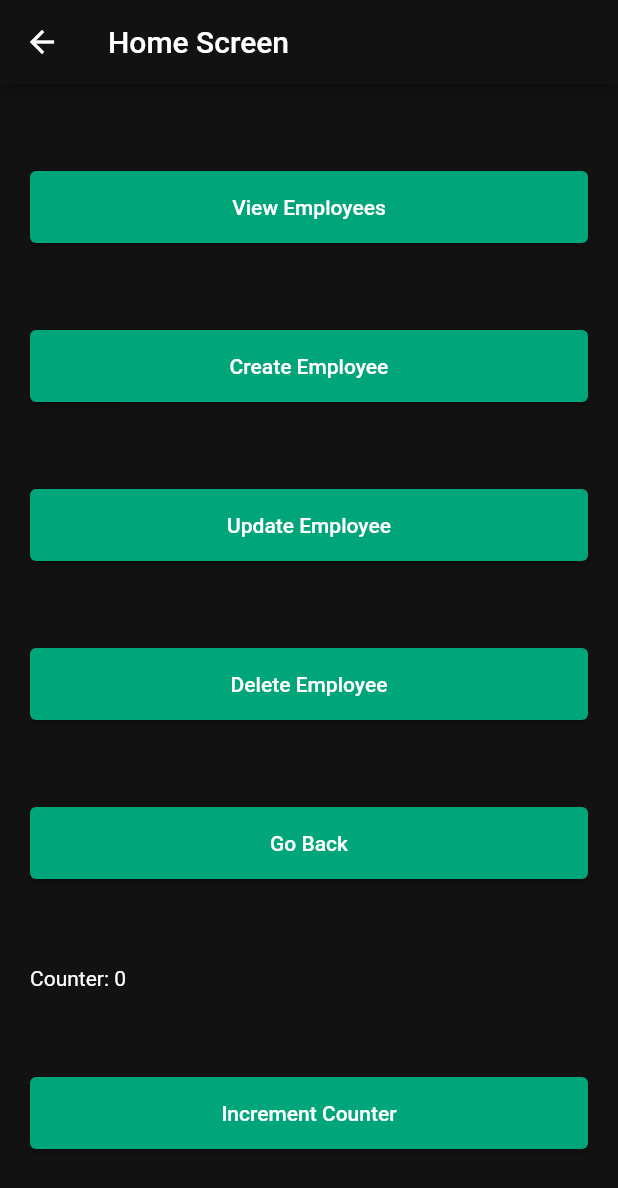
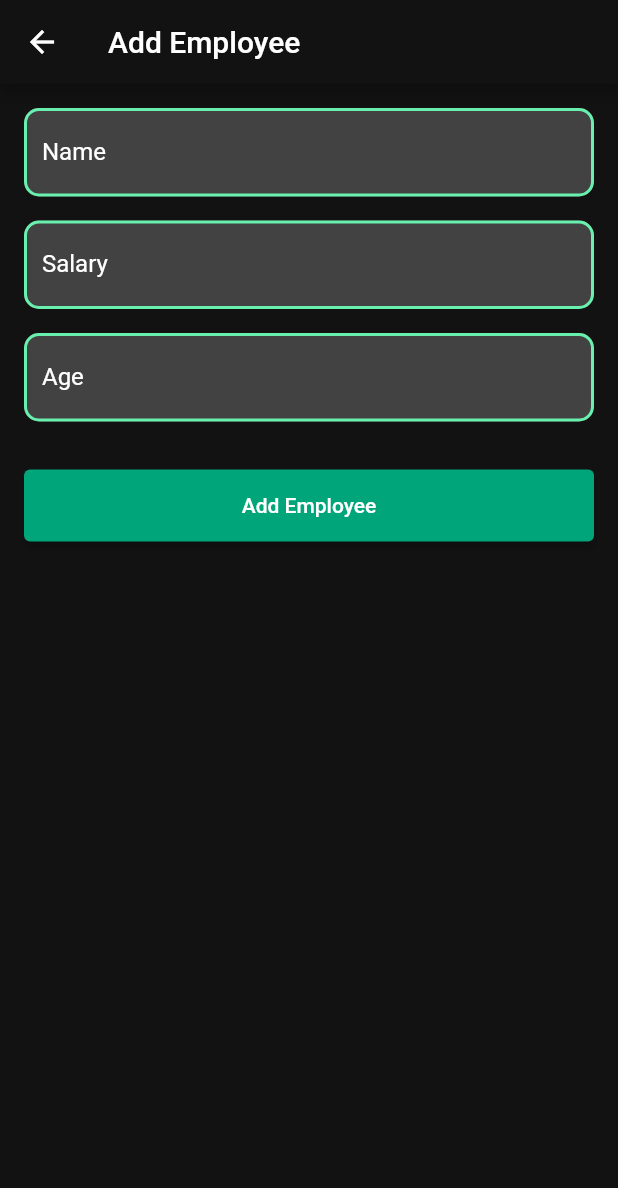
Before and after one commit to Abdullahzulfiqarxyz/Getxdemo, a Flutter app: the HomeScreen screen opened by its route, after a tap on "Create Employee", on a phone screen of 412 x 824 dp. Shown: the top 1188 px of the screen. Run offline on Flutter 3.47's test engine with Material 2 defaults, Android fonts, the phone set to English and light mode, and no system bars; our stand-ins replace get; network calls fail.

Commit message:
4th commit

```diff
--- /dev/null
+++ b/lib/Screens/add_employee.dart
@@ -0,0 +1,85 @@
+import 'package:flutter/material.dart';
+import '../Models/employee.dart';
+import '../Services/employee_services.dart';
+
+class AddEmployeeScreen extends StatefulWidget {
+  static String route = "/AddEmployeeScreen";
+
+  @override
+  _AddEmployeeScreenState createState() => _AddEmployeeScreenState();
+}
+
+class _AddEmployeeScreenState extends State<AddEmployeeScreen> {
+  final TextEditingController _nameController = TextEditingController();
+  final TextEditingController _salaryController = TextEditingController();
+  final TextEditingController _ageController = TextEditingController();
+
+  @override
+  void dispose() {
+    _nameController.dispose();
+    _salaryController.dispose();
+    _ageController.dispose();
+    super.dispose();
+  }
+
+  void _addEmployee() async {
+    final String name = _nameController.text;
+    final int salary = int.tryParse(_salaryController.text) ?? 0;
+    final int age = int.tryParse(_ageController.text) ?? 0;
+
+    final Employee newEmployee = Employee(
+      employeeName: name,
+      employeeSalary: salary,
+      employeeAge: age,
+      profileImage: '', id: 0, // You can set an image URL here if needed
+    );
+
+    try {
+      final createdEmployee =
+          await EmployeeServices.createEmployee(newEmployee);
+      // Show success message or navigate back to previous screen
+      Navigator.pop(context, createdEmployee);
+    } catch (e) {
+      // Show error message or handle the error
+      print('Error adding employee: $e');
+    }
+  }
+
+  @override
+  Widget build(BuildContext context) {
+    return Scaffold(
+      appBar: AppBar(
+        title: Text('Add Employee'),
+      ),
+      body: Padding(
+        padding: const EdgeInsets.all(16.0),
+        child: Column(
+          crossAxisAlignment: CrossAxisAlignment.stretch,
+          children: [
+            TextField(
+              controller: _nameController,
+              decoration: InputDecoration(labelText: 'Name'),
+            ),
+            SizedBox(height: 16),
+            TextField(
+              controller: _salaryController,
+              decoration: InputDecoration(labelText: 'Salary'),
+              keyboardType: TextInputType.number,
+            ),
+            SizedBox(height: 16),
+            TextField(
+              controller: _ageController,
+              decoration: InputDecoration(labelText: 'Age'),
+              keyboardType: TextInputType.number,
+            ),
+            SizedBox(height: 32),
+            ElevatedButton(
+              onPressed: _addEmployee,
+              child: Text('Add Employee'),
+            ),
+          ],
+        ),
+      ),
+    );
+  }
+}
--- a/lib/Screens/employee_screen.dart
+++ b/lib/Screens/employee_screen.dart
@@ -17,7 +17,7 @@ class EmployeeScreen extends StatelessWidget {
         title: Text('Employee Details'),
       ),
       body: FutureBuilder<Employee>(
-        future: EmployeeServices.getEmployeeById(1),
+        future: EmployeeServices.getEmployeeById(employeeId),
         builder: (context, snapshot) {
           if (snapshot.connectionState == ConnectionState.waiting) {
             return Center(child: CircularProgressIndicator());
--- a/lib/Screens/home_screen.dart
+++ b/lib/Screens/home_screen.dart
@@ -1,5 +1,6 @@
 import 'package:flutter/material.dart';
 import 'package:get/get.dart';
+import 'package:getxdemoapp/Screens/add_employee.dart';
 import 'package:getxdemoapp/Screens/employee_list_screen.dart';
 
 import '../Controllers/home_screen_controller.dart';
@@ -33,7 +34,7 @@ class HomeScreen extends StatelessWidget {
             ),
             ElevatedButton(
               onPressed: () {
-                // TODO: Navigate to the create employee screen
+                Get.toNamed(AddEmployeeScreen.route);
               },
               child: const Text("Create Employee"),
             ),
@@ -56,7 +57,21 @@ class HomeScreen extends StatelessWidget {
               },
               child: const Text("Go Back"),
             ),
-            Obx(() => Text('Counter: ${_.i}')),
+            Row(
+              mainAxisAlignment: MainAxisAlignment.center,
+              children: [
+                Obx(() => Text('Counter: ${_.i}')),
+                SizedBox(width: 20),
+                Text('Dark Theme'),
+                Switch(
+                  value: _.isDarkTheme.value,
+                  onChanged: (bool newValue) {
+                    _.toggleTheme();
+                  },
+                ),
+                Text('Light Theme'),
+              ],
+            ),
             ElevatedButton(
               onPressed: () => _.increment(),
               child: Text('Increment Counter'),
--- a/lib/Screens/login_screen.dart
+++ b/lib/Screens/login_screen.dart
@@ -58,12 +58,13 @@ class LoginScreen extends StatelessWidget {
                         const Center(child: CircularProgressIndicator()));
                     try {
                       bool result = await _.login(username, password);
-                      //  bool result = await _.login("atuny0", "9uQFF1Lh");
+                      //bool result = await _.login("atuny0", "9uQFF1Lh");
                       if (result) {
                         // Navigate to the home screen if login is successful
                         Get.offAllNamed(HomeScreen.route);
                       } else {
                         // Handle login failure (show an error message, etc.)
+                        // ignore: use_build_context_synchronously
                         ScaffoldMessenger.of(context).showSnackBar(
                           const SnackBar(
                             content: Text(
--- a/lib/Services/app_routes.dart
+++ b/lib/Services/app_routes.dart
@@ -5,6 +5,8 @@ import 'package:getxdemoapp/Screens/employee_list_screen.dart';
 import 'package:getxdemoapp/Screens/employee_screen.dart';
 import 'package:getxdemoapp/Screens/home_screen.dart';
 import 'package:getxdemoapp/Screens/login_screen.dart';
+
+import '../Screens/add_employee.dart';
 
 class AppRoutes {
   static final pages = [
@@ -24,5 +26,9 @@ class AppRoutes {
       name: EmployeeScreen.route,
       page: () => EmployeeScreen(employeeId: Get.arguments['employeeId']),
     ),
+    GetPage(
+      name: AddEmployeeScreen.route,
+      page: () => AddEmployeeScreen(),
+    ),
   ];
 }
--- a/lib/app_theme.dart
+++ b/lib/app_theme.dart
@@ -19,15 +19,25 @@ class AppTheme {
         foregroundColor: Colors.white, // White text
       ),
     ),
-    inputDecorationTheme: const InputDecorationTheme(
+    inputDecorationTheme: InputDecorationTheme(
       filled: true,
-      fillColor: Colors.white,
+      fillColor: Colors.grey[200], // Adjusted background color
       enabledBorder: OutlineInputBorder(
-        borderSide: BorderSide(color: Colors.white),
+        borderSide: BorderSide(
+            color: Colors.grey[400] ?? Colors.grey), // Adjusted border color
+        borderRadius: BorderRadius.circular(10),
       ),
       focusedBorder: OutlineInputBorder(
-        borderSide: BorderSide(color: Colors.white),
+        borderSide: BorderSide(
+            color: Colors.grey[600] ??
+                Colors.grey), // Adjusted focused border color
+        borderRadius: BorderRadius.circular(10),
       ),
+      contentPadding: const EdgeInsets.symmetric(
+          vertical: 16, horizontal: 16), // Adjusted content padding
+      labelStyle: TextStyle(
+          color: const Color(0xFF008F7A)), // Adjusted label text color
+      hintStyle: TextStyle(color: Colors.grey[600]), // Adjusted hint text color
     ),
     // Add more theme attributes as needed
   );
@@ -50,15 +60,25 @@ class AppTheme {
         foregroundColor: Colors.white, // White text
       ),
     ),
-    inputDecorationTheme: const InputDecorationTheme(
+    inputDecorationTheme: InputDecorationTheme(
       filled: true,
-      fillColor: Colors.white,
+      fillColor: Colors.grey[800], // Adjusted background color
+      focusedBorder: OutlineInputBorder(
+        borderSide: BorderSide(
+          color: Colors.greenAccent, // Adjust focused border color
+          width: 2,
+        ),
+        borderRadius: BorderRadius.circular(10),
+      ),
       enabledBorder: OutlineInputBorder(
-        borderSide: BorderSide(color: Colors.white),
+        borderSide: BorderSide(
+          color: Colors.greenAccent, // Adjust enabled border color
+          width: 2,
+        ),
+        borderRadius: BorderRadius.circular(10),
       ),
-      focusedBorder: OutlineInputBorder(
-        borderSide: BorderSide(color: Colors.white),
-      ),
+      labelStyle: TextStyle(color: Colors.white), // White label text color
+      hintStyle: TextStyle(color: Colors.grey), // Grey hint text color
     ),
     // Add more theme attributes as needed
   );
```
Also changed, not shown: lib/Controllers/home_screen_controller.dart (+10 -0 lines), lib/Services/employee_services.dart (+45 -2 lines).
